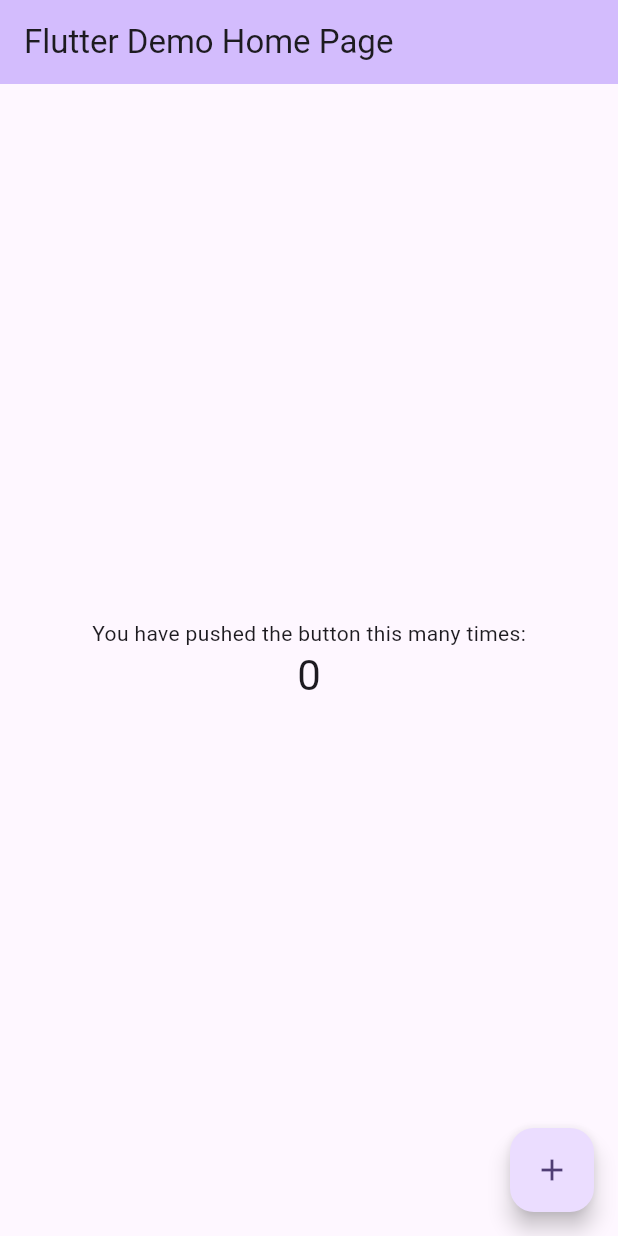
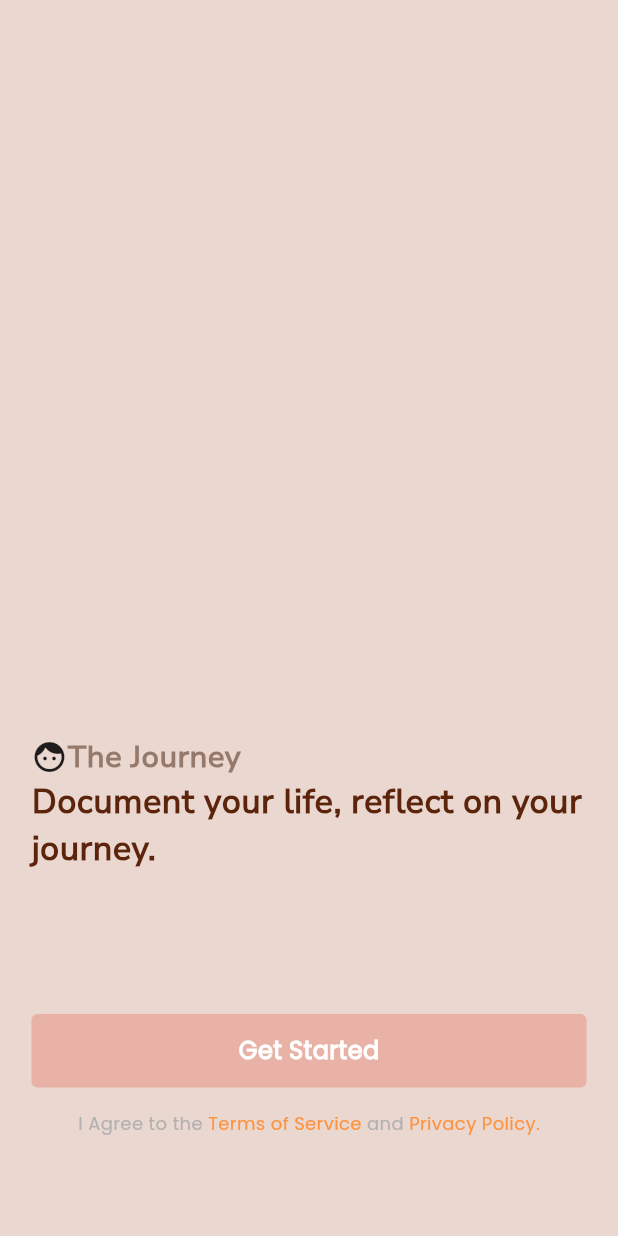
Before and after one commit to sarasiyashodha/Diary_App, a Flutter app: the screen it shows after launch, on a phone screen of 412 x 824 dp. Run offline on Flutter 3.47's test engine with Material 3 defaults, Android fonts, the phone set to English and light mode, and no system bars.

Commit message:
Created the splash screen

```diff
--- /dev/null
+++ b/lib/components/bottom_line.dart
@@ -0,0 +1,50 @@
+import 'package:flutter/material.dart';
+
+class BottomLine extends StatelessWidget {
+  const BottomLine({
+    super.key,
+  });
+
+  @override
+  Widget build(BuildContext context) {
+    return Center(
+      child: Row(
+        mainAxisAlignment: MainAxisAlignment.center,
+        children: [
+          Text(
+            'I Agree to the ',
+            style: TextStyle(
+                fontFamily: 'Poppins',
+                fontWeight: FontWeight.w400,
+                color: Color(0XFFB3B1B0),
+                fontSize: 12.0),
+          ),
+          Text(
+            'Terms of Service ',
+            style: TextStyle(
+                fontFamily: 'Poppins',
+                fontWeight: FontWeight.w500,
+                color: Color(0XFFFD9340),
+                fontSize: 12.0),
+          ),
+          Text(
+            'and ',
+            style: TextStyle(
+                fontFamily: 'Poppins',
+                fontWeight: FontWeight.w400,
+                color: Color(0XFFB3B1B0),
+                fontSize: 12.0),
+          ),
+          Text(
+            'Privacy Policy.',
+            style: TextStyle(
+                fontFamily: 'Poppins',
+                fontWeight: FontWeight.w500,
+                color: Color(0XFFFD9340),
+                fontSize: 12.0),
+          ),
+        ],
+      ),
+    );
+  }
+}
--- /dev/null
+++ b/lib/constants.dart
@@ -0,0 +1,15 @@
+import 'package:flutter/material.dart';
+
+const ktitleTextStyle = TextStyle(
+    fontFamily: 'Nunito Sans',
+    fontWeight: FontWeight.w700,
+    color: Color(0XFF95796A),
+    fontSize: 20.0
+);
+
+const ksubTitleTextStyle = TextStyle(
+    fontFamily: 'Nunito Sans',
+    fontWeight: FontWeight.w600,
+    color: Color(0XFF5B240B),
+    fontSize: 22.0
+);
--- a/lib/main.dart
+++ b/lib/main.dart
@@ -1,3 +1,4 @@
+import 'package:diary_app/screens/splash_screen.dart';
 import 'package:flutter/material.dart';
 
 void main() {
@@ -7,119 +8,16 @@ void main() {
 class MyApp extends StatelessWidget {
   const MyApp({super.key});
 
-  // This widget is the root of your application.
   @override
   Widget build(BuildContext context) {
     return MaterialApp(
       title: 'Flutter Demo',
+      debugShowCheckedModeBanner: false,
       theme: ThemeData(
-        // This is the theme of your application.
-        //
-        // TRY THIS: Try running your application with "flutter run". You'll see
-        // the application has a blue toolbar. Then, without quitting the app,
-        // try changing the seedColor in the colorScheme below to Colors.green
-        // and then invoke "hot reload" (save your changes or press the "hot
-        // reload" button in a Flutter-supported IDE, or press "r" if you used
-        // the command line to start the app).
-        //
-        // Notice that the counter didn't reset back to zero; the application
-        // state is not lost during the reload. To reset the state, use hot
-        // restart instead.
-        //
-        // This works for code too, not just values: Most code changes can be
-        // tested with just a hot reload.
-        colorScheme: ColorScheme.fromSeed(seedColor: Colors.deepPurple),
+        colorScheme: ColorScheme.fromSeed(seedColor: Colors.grey),
         useMaterial3: true,
       ),
-      home: const MyHomePage(title: 'Flutter Demo Home Page'),
+      home: SplashScreen(),
     );
   }
 }
-
-class MyHomePage extends StatefulWidget {
-  const MyHomePage({super.key, required this.title});
-
-  // This widget is the home page of your application. It is stateful, meaning
-  // that it has a State object (defined below) that contains fields that affect
-  // how it looks.
-
-  // This class is the configuration for the state. It holds the values (in this
-  // case the title) provided by the parent (in this case the App widget) and
-  // used by the build method of the State. Fields in a Widget subclass are
-  // always marked "final".
-
-  final String title;
-
-  @override
-  State<MyHomePage> createState() => _MyHomePageState();
-}
-
-class _MyHomePageState extends State<MyHomePage> {
-  int _counter = 0;
-
-  void _incrementCounter() {
-    setState(() {
-      // This call to setState tells the Flutter framework that something has
-      // changed in this State, which causes it to rerun the build method below
-      // so that the display can reflect the updated values. If we changed
-      // _counter without calling setState(), then the build method would not be
-      // called again, and so nothing would appear to happen.
-      _counter++;
-    });
-  }
-
-  @override
-  Widget build(BuildContext context) {
-    // This method is rerun every time setState is called, for instance as done
-    // by the _incrementCounter method above.
-    //
-    // The Flutter framework has been optimized to make rerunning build methods
-    // fast, so that you can just rebuild anything that needs updating rather
-    // than having to individually change instances of widgets.
-    return Scaffold(
-      appBar: AppBar(
-        // TRY THIS: Try changing the color here to a specific color (to
-        // Colors.amber, perhaps?) and trigger a hot reload to see the AppBar
-        // change color while the other colors stay the same.
-        backgroundColor: Theme.of(context).colorScheme.inversePrimary,
-        // Here we take the value from the MyHomePage object that was created by
-        // the App.build method, and use it to set our appbar title.
-        title: Text(widget.title),
-      ),
-      body: Center(
-        // Center is a layout widget. It takes a single child and positions it
-        // in the middle of the parent.
-        child: Column(
-          // Column is also a layout widget. It takes a list of children and
-          // arranges them vertically. By default, it sizes itself to fit its
-          // children horizontally, and tries to be as tall as its parent.
-          //
-          // Column has various properties to control how it sizes itself and
-          // how it positions its children. Here we use mainAxisAlignment to
-          // center the children vertically; the main axis here is the vertical
-          // axis because Columns are vertical (the cross axis would be
-          // horizontal).
-          //
-          // TRY THIS: Invoke "debug painting" (choose the "Toggle Debug Paint"
-          // action in the IDE, or press "p" in the console), to see the
-          // wireframe for each widget.
-          mainAxisAlignment: MainAxisAlignment.center,
-          children: <Widget>[
-            const Text(
-              'You have pushed the button this many times:',
-            ),
-            Text(
-              '$_counter',
-              style: Theme.of(context).textTheme.headlineMedium,
-            ),
-          ],
-        ),
-      ),
-      floatingActionButton: FloatingActionButton(
-        onPressed: _incrementCounter,
-        tooltip: 'Increment',
-        child: const Icon(Icons.add),
-      ), // This trailing comma makes auto-formatting nicer for build methods.
-    );
-  }
-}
--- /dev/null
+++ b/lib/screens/login/login_page.dart
@@ -0,0 +1,10 @@
+import 'package:flutter/material.dart';
+
+class LoginPage extends StatelessWidget {
+  const LoginPage({super.key});
+
+  @override
+  Widget build(BuildContext context) {
+    return const Placeholder();
+  }
+}
--- /dev/null
+++ b/lib/screens/splash_screen.dart
@@ -0,0 +1,78 @@
+import 'package:diary_app/components/bottom_line.dart';
+import 'package:diary_app/constants.dart';
+import 'package:diary_app/screens/login/login_page.dart';
+import 'package:flutter/material.dart';
+
+class SplashScreen extends StatefulWidget {
+  const SplashScreen({super.key});
+
+  @override
+  State<SplashScreen> createState() => _SplashScreenState();
+}
+
+class _SplashScreenState extends State<SplashScreen> {
+  @override
+  // void initState() {
+  //   super.initState();
+  //   Future.delayed(Duration(seconds: 3), () {
+  //     Navigator.pushReplacement(
+  //       context,
+  //       MaterialPageRoute(builder: (context) => LoginPage()),
+  //     );
+  //   });
+  // }
+  Widget build(BuildContext context) {
+    return Scaffold(
+      backgroundColor: Color(0XFFE9D7D0),
+      body: SafeArea(
+        child: Container(
+          margin: EdgeInsets.all(21.0),
+          child: Column(
+            children: [
+              SizedBox(
+                height: 469.0,
+              ),
+              Row(
+                children: [
+                  Icon(Icons.face),
+                  Text('The Journey',
+                    style: ktitleTextStyle
+                  ),
+                ],
+              ),
+              Text('Document your life, reflect on your journey.',
+                  style: ksubTitleTextStyle),
+              SizedBox(
+                height: 95.0,
+              ),
+              Container(
+                padding: const EdgeInsets.all(13),
+                decoration: BoxDecoration(
+                  color: Color(0XFFE8B2A6),
+                  borderRadius: BorderRadius.circular(4),
+                ),
+                child: Center(
+                  child: Text(
+                    "Get Started",
+                    style: TextStyle(
+                      color: Colors.white,
+                      fontFamily: 'Poppins',
+                      fontWeight: FontWeight.w700,
+
+                      fontSize: 16,
+                    ),
+                  ),
+                ),
+              ),
+              SizedBox(height: 15.0,),
+              BottomLine()
+
+            ],
+          ),
+        ),
+      ),
+
+    );
+
+  }
+}
```
Also changed, not shown: pubspec.yaml (+13 -65 lines), fonts/NunitoSans_10pt-Regular.ttf (added), fonts/Poppins-Regular.ttf (added), lib/components/button.dart (added).
